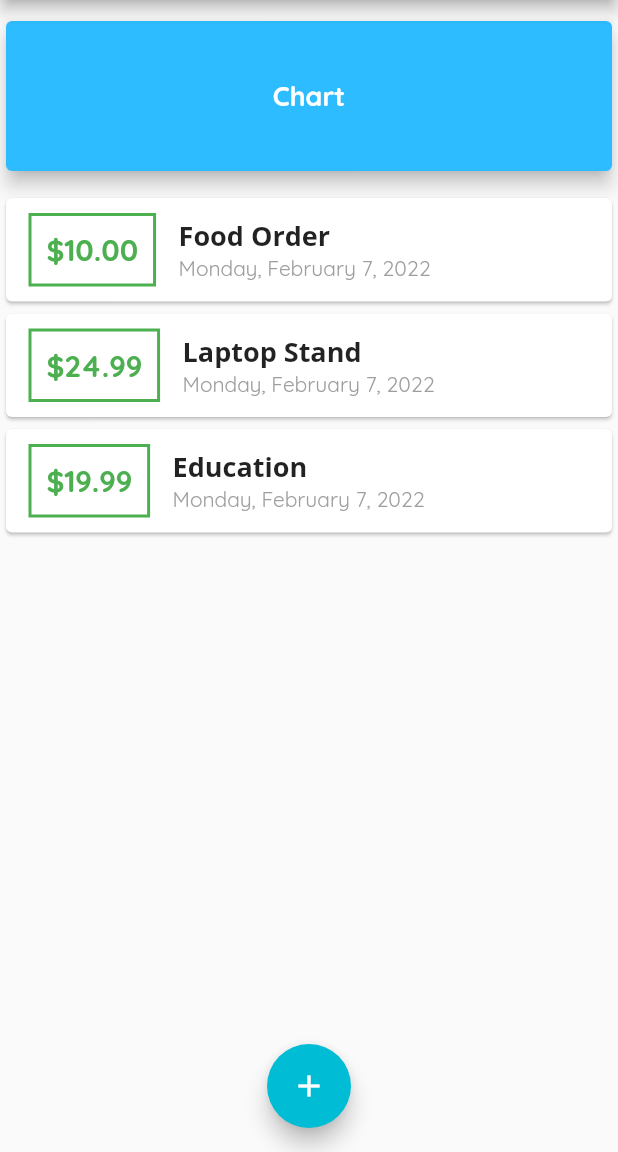
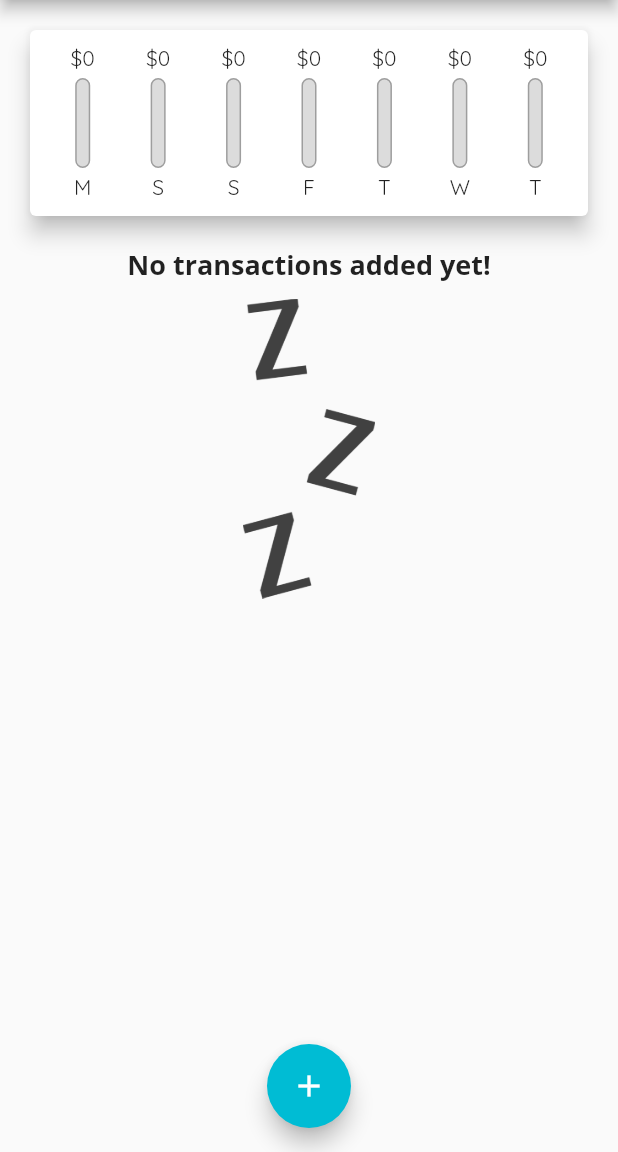
Before and after one commit to codeFaheem/flutter_expense_tracker, a Flutter app: the screen it shows after launch, on a phone screen of 412 x 824 dp, the part 84-1236 px from its top. Run offline on Flutter 3.47's test engine with Material 2 defaults, Android fonts, the phone set to English and light mode, and no system bars.

Commit message:
Added No Transaction Image and Chart

```diff
--- a/lib/main.dart
+++ b/lib/main.dart
@@ -5,6 +5,7 @@ import 'package:flutter/material.dart';
 import './models/transaction.dart';
 import './widgets/transaction_list.dart';
 import './widgets/new_transaction.dart';
+import './widgets/chart.dart';
 
 void main() => runApp(const MyApp());
 
@@ -51,25 +52,33 @@ class MyHomePage extends StatefulWidget {
 
 class _MyHomePageState extends State<MyHomePage> {
   final List<Transaction> _transactions = [
-    Transaction(
-      id: 'A1',
-      title: 'Food Order',
-      amount: 10,
-      date: DateTime.now(),
-    ),
-    Transaction(
-      id: 'A2',
-      title: 'Laptop Stand',
-      amount: 24.99,
-      date: DateTime.now(),
-    ),
-    Transaction(
-      id: 'A3',
-      title: 'Education',
-      amount: 19.99,
-      date: DateTime.now(),
-    ),
+    // Transaction(
+    //   id: 'A1',
+    //   title: 'Food Order',
+    //   amount: 10,
+    //   date: DateTime.now(),
+    // ),
+    // Transaction(
+    //   id: 'A2',
+    //   title: 'Laptop Stand',
+    //   amount: 24.99,
+    //   date: DateTime.now(),
+    // ),
+    // Transaction(
+    //   id: 'A3',
+    //   title: 'Education',
+    //   amount: 19.99,
+    //   date: DateTime.now(),
+    // ),
   ];
+
+  List<Transaction> get _recentTransactions {
+    return _transactions.where((tx) {
+      return tx.date.isAfter(
+        DateTime.now().subtract(Duration(days: 7)),
+      );
+    }).toList();
+  }
 
   void _addNewTransactions(String txTitle, double txAmount) {
     final newTx = Transaction(
@@ -108,27 +117,7 @@ class _MyHomePageState extends State<MyHomePage> {
       body: SingleChildScrollView(
         child: Column(
           children: <Widget>[
-            SizedBox(height: 10),
-            Card(
-              color: Color.fromARGB(255, 45, 188, 255),
-              elevation: 5,
-              child: SizedBox(
-                height: 100,
-                width: double.infinity,
-                child: Center(
-                  child: Text(
-                    'Chart',
-                    style: TextStyle(
-                      color: Colors.white,
-                      fontSize: 18,
-                      fontWeight: FontWeight.bold,
-                    ),
-                    textAlign: TextAlign.center,
-                  ),
-                ),
-              ),
-            ),
-            SizedBox(height: 10),
+            Chart(_recentTransactions),
             TransactionList(_transactions),
           ],
         ),
--- /dev/null
+++ b/lib/widgets/chart.dart
@@ -0,0 +1,67 @@
+// ignore_for_file: prefer_const_constructors
+
+import 'package:flutter/material.dart';
+import 'package:flutter_expense_tracker/widgets/chart_bar.dart';
+import 'package:intl/intl.dart';
+
+import '../models/transaction.dart';
+
+class Chart extends StatelessWidget {
+  final List<Transaction> recentTransactions;
+
+  const Chart(this.recentTransactions, {Key? key}) : super(key: key);
+
+  List<Map<String, Object>> get groupedTransactionValues {
+    return List.generate(7, (index) {
+      final weekDay = DateTime.now().subtract(Duration(days: index));
+
+      double totalAmount = 0;
+      for (int i = 0; i < recentTransactions.length; i++) {
+        if (recentTransactions[i].date.day == weekDay.day &&
+            recentTransactions[i].date.month == weekDay.month &&
+            recentTransactions[i].date.year == weekDay.year) {
+          totalAmount += recentTransactions[i].amount;
+        }
+      }
+
+      return {
+        'day': DateFormat.E().format(weekDay).substring(0, 1),
+        'amount': totalAmount
+      };
+    });
+  }
+
+  double get totalSpending {
+    return groupedTransactionValues.fold(0.0, (sum, item) {
+      return sum + (item['amount'] as double);
+    });
+  }
+
+  @override
+  Widget build(BuildContext context) {
+    return Card(
+      elevation: 6,
+      margin: EdgeInsets.all(20),
+      child: Padding(
+        padding: const EdgeInsets.all(10.0),
+        child: Row(
+          //mainAxisAlignment: MainAxisAlignment.spaceAround,
+          children: groupedTransactionValues
+              .map(
+                (data) => Flexible(
+                  fit: FlexFit.tight,
+                  child: ChartBar(
+                    (data['day'] as String),
+                    (data['amount'] as double),
+                    totalSpending == 0.0
+                        ? 0.0
+                        : (data['amount'] as double) / totalSpending,
+                  ),
+                ),
+              )
+              .toList(),
+        ),
+      ),
+    );
+  }
+}
--- /dev/null
+++ b/lib/widgets/chart_bar.dart
@@ -0,0 +1,51 @@
+// ignore_for_file: prefer_const_constructors
+
+import 'package:flutter/material.dart';
+
+class ChartBar extends StatelessWidget {
+  final String label;
+  final double spendingAmount;
+  final double spendingPctOfTotal;
+
+  const ChartBar(this.label, this.spendingAmount, this.spendingPctOfTotal,
+      {Key? key})
+      : super(key: key);
+
+  @override
+  Widget build(BuildContext context) {
+    return Column(
+      children: [
+        FittedBox(
+          child: Text('\$${spendingAmount.toStringAsFixed(0)}'),
+        ),
+        SizedBox(height: 4),
+        SizedBox(
+          height: 60,
+          width: 10,
+          child: Stack(
+            children: [
+              Container(
+                decoration: BoxDecoration(
+                  border: Border.all(color: Colors.grey, width: 1.0),
+                  color: Color.fromRGBO(220, 220, 220, 1),
+                  borderRadius: BorderRadius.circular(10),
+                ),
+              ),
+              FractionallySizedBox(
+                heightFactor: spendingPctOfTotal,
+                child: Container(
+                  decoration: BoxDecoration(
+                    color: Theme.of(context).primaryColor,
+                    borderRadius: BorderRadius.circular(10),
+                  ),
+                ),
+              ),
+            ],
+          ),
+        ),
+        SizedBox(height: 4),
+        Text(label),
+      ],
+    );
+  }
+}
--- a/lib/widgets/transaction_list.dart
+++ b/lib/widgets/transaction_list.dart
@@ -15,7 +15,24 @@ class TransactionList extends StatelessWidget {
   Widget build(BuildContext context) {
     return SizedBox(
       height: 400,
-      child: ListView.builder(
+      child: _transactions.isEmpty
+          ? Column(
+              children: [
+                Text(
+                  "No transactions added yet!",
+                  style: Theme.of(context).textTheme.headline6,
+                ),
+                SizedBox(height: 10),
+                SizedBox(
+                  height: 200,
+                  child: Image.asset(
+                    'assets/images/waiting.png',
+                    fit: BoxFit.cover,
+                  ),
+                ),
+              ],
+            )
+          : ListView.builder(
               itemBuilder: (ctx, index) {
                 return Card(
                   child: Row(
@@ -53,7 +70,8 @@ class TransactionList extends StatelessWidget {
                             // ),
                           ),
                           Text(
-                      DateFormat.yMMMMEEEEd().format(_transactions[index].date),
+                            DateFormat.yMMMMEEEEd()
+                                .format(_transactions[index].date),
                             style: TextStyle(
                               color: Colors.grey,
                             ),
--- a/pubspec.yaml
+++ b/pubspec.yaml
@@ -59,8 +59,8 @@ flutter:
   uses-material-design: true
 
   # To add assets to your application, add an assets section, like this:
-  # assets:
-  #   - images/a_dot_burr.jpeg
+  assets:
+    - assets/images/waiting.png
   #   - images/a_dot_ham.jpeg
 
   # An image asset can refer to one or more resolution-specific "variants", see
```
Also changed, not shown: assets/images/waiting.png (added). Lines whose indentation alone changed are shown as unchanged.
